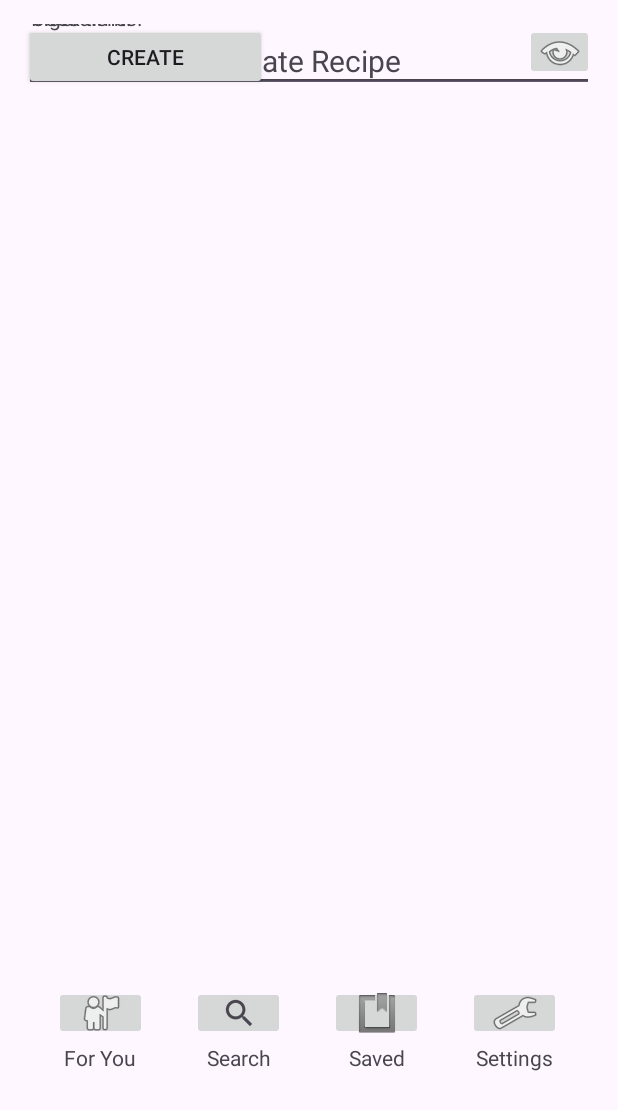
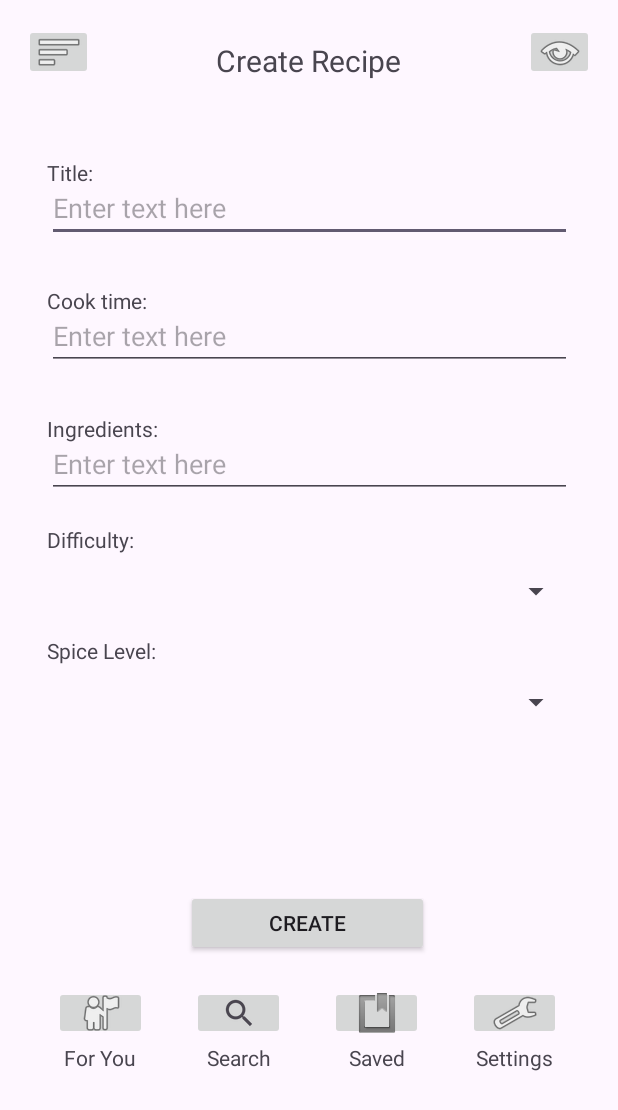
Before and after one commit to matfelhau/Mobilprogrammering2023, an Android app built with Jetpack Compose: the CreateRecipeActivity screen opened directly, with no data from a screen before it, on a phone screen of 412 x 824 dp. Shown: the top 1110 px of the screen. Run offline under Robolectric (Android 15) with nearby library versions, the light colour scheme and no system bars.

Commit message:
Linked all pages to Create Recipe page (hamburger button), and fixed UI of create recipe

```diff
--- a/app/src/main/java/com/example/matapp/SavedActivity.kt
+++ b/app/src/main/java/com/example/matapp/SavedActivity.kt
@@ -45,6 +45,12 @@ class SavedActivity : ComponentActivity() {
             finish()
         }
 
+        binding.imageButtonHamburgerMenu.setOnClickListener {
+            val intent = Intent(this, CreateRecipeActivity::class.java)
+            startActivity(intent)
+            finish()
+        }
+
     }
 
 }
--- a/app/src/main/java/com/example/matapp/SearchActivity.kt
+++ b/app/src/main/java/com/example/matapp/SearchActivity.kt
@@ -10,15 +10,10 @@ import com.example.matapp.ui.theme.MatappTheme
 class SearchActivity : ComponentActivity() {
     override fun onCreate(savedInstanceState: Bundle?) {
         super.onCreate(savedInstanceState)
+        setContentView(R.layout.activity_search)
 
         val binding = ActivitySearchBinding.inflate(layoutInflater)
         setContentView(binding.root)
-
-        binding.imageButtonHamburgerMenu.setOnClickListener {
-            val intent = Intent(this, CreateRecipeActivity::class.java)
-            startActivity(intent)
-            finish()
-        }
 
         binding.imageButtonSearch.setOnClickListener {
             val intent = Intent(this, SearchActivity::class.java)
@@ -43,5 +38,12 @@ class SearchActivity : ComponentActivity() {
             startActivity(intent)
             finish()
         }
+
+        binding.imageButtonHamburgerMenu.setOnClickListener {
+            val intent = Intent(this, CreateRecipeActivity::class.java)
+            startActivity(intent)
+            finish()
+        }
+
     }
 }
--- a/app/src/main/java/com/example/matapp/SettingsActivity.kt
+++ b/app/src/main/java/com/example/matapp/SettingsActivity.kt
@@ -55,5 +55,11 @@ class SettingsActivity : ComponentActivity() {
             finish()
         }
 
+        binding.imageButtonHamburgerMenu.setOnClickListener {
+            val intent = Intent(this, CreateRecipeActivity::class.java)
+            startActivity(intent)
+            finish()
+        }
+
     }
 }
--- a/app/src/main/res/layout/activity_createrecipe.xml
+++ b/app/src/main/res/layout/activity_createrecipe.xml
@@ -122,93 +122,104 @@
 
     <EditText
         android:id="@+id/editTextRecipeTitle"
-        android:layout_width="match_parent"
+        android:layout_width="350dp"
         android:layout_height="wrap_content"
+        android:layout_marginTop="100dp"
         android:hint="Enter text here"
         android:inputType="text"
-        tools:layout_editor_absoluteX="24dp"
-        tools:layout_editor_absoluteY="113dp" />
+        app:layout_constraintEnd_toEndOf="parent"
+        app:layout_constraintStart_toStartOf="parent"
+        app:layout_constraintTop_toTopOf="parent" />
 
     <TextView
         android:id="@+id/textRecipeTitle"
-        android:layout_width="62dp"
-        android:layout_height="23dp"
-        android:layout_marginStart="-375dp"
-        android:layout_marginTop="-60dp"
+        android:layout_width="80dp"
+        android:layout_height="36dp"
+        android:layout_marginStart="-350dp"
+        android:layout_marginTop="-56dp"
         android:text="Title:"
+        app:layout_constraintStart_toEndOf="@id/editTextRecipeTitle"
+        app:layout_constraintTop_toBottomOf="@+id/editTextRecipeTitle" />
+
+    <EditText
+        android:id="@+id/editTextRecipeCookTime"
+        android:layout_width="350dp"
+        android:layout_height="wrap_content"
+        android:layout_marginStart="-350dp"
+        android:layout_marginTop="40dp"
+        android:hint="Enter text here"
+        android:inputType="text"
         app:layout_constraintStart_toEndOf="@id/editTextRecipeTitle"
         app:layout_constraintTop_toBottomOf="@id/editTextRecipeTitle" />
 
-    <EditText
-        android:id="@+id/editTextRecipeCookTime"
-        android:layout_width="match_parent"
-        android:layout_height="wrap_content"
-        android:hint="Enter text here"
-        android:inputType="text"
-        tools:layout_editor_absoluteX="16dp"
-        tools:layout_editor_absoluteY="199dp" />
-
     <TextView
         android:id="@+id/textRecipeCookTime"
-        android:layout_width="70dp"
-        android:layout_height="23dp"
-        android:layout_marginStart="-375dp"
-        android:layout_marginTop="-60dp"
+        android:layout_width="80dp"
+        android:layout_height="36dp"
+        android:layout_marginStart="-350dp"
+        android:layout_marginTop="-56dp"
         android:text="Cook time:"
         app:layout_constraintStart_toEndOf="@id/editTextRecipeCookTime"
         app:layout_constraintTop_toBottomOf="@id/editTextRecipeCookTime" />
 
     <EditText
         android:id="@+id/editTextRecipeIngredients"
-        android:layout_width="match_parent"
+        android:layout_width="350dp"
         android:layout_height="wrap_content"
+        android:layout_marginStart="-350dp"
+        android:layout_marginTop="40dp"
         android:hint="Enter text here"
         android:inputType="text"
-        tools:layout_editor_absoluteX="16dp"
-        tools:layout_editor_absoluteY="284dp" />
+        app:layout_constraintStart_toEndOf="@id/editTextRecipeCookTime"
+        app:layout_constraintTop_toBottomOf="@id/editTextRecipeCookTime" />
 
     <TextView
         android:id="@+id/textRecipeIngredients"
-        android:layout_width="75dp"
-        android:layout_height="23dp"
-        android:layout_marginStart="-375dp"
-        android:layout_marginTop="-60dp"
+        android:layout_width="80dp"
+        android:layout_height="36dp"
+        android:layout_marginStart="-350dp"
+        android:layout_marginTop="-56dp"
         android:text="Ingredients:"
         app:layout_constraintStart_toEndOf="@id/editTextRecipeIngredients"
         app:layout_constraintTop_toBottomOf="@id/editTextRecipeIngredients" />
 
     <Spinner
         android:id="@+id/spinnerRecipeDifficulty"
-        android:layout_width="match_parent"
+        android:layout_width="350dp"
         android:layout_height="wrap_content"
+        android:layout_marginStart="-350dp"
+        android:layout_marginTop="50dp"
         android:spinnerMode="dropdown"
-        tools:layout_editor_absoluteX="21dp"
-        tools:layout_editor_absoluteY="379dp" />
+        app:layout_constraintStart_toEndOf="@id/editTextRecipeIngredients"
+        app:layout_constraintTop_toBottomOf="@id/editTextRecipeIngredients" />
+
 
     <TextView
         android:id="@+id/textRecipeDifficulty"
-        android:layout_width="75dp"
-        android:layout_height="23dp"
-        android:layout_marginStart="-375dp"
-        android:layout_marginTop="-60dp"
+        android:layout_width="80dp"
+        android:layout_height="36dp"
+        android:layout_marginStart="-350dp"
+        android:layout_marginTop="-56dp"
         android:text="Difficulty:"
         app:layout_constraintStart_toEndOf="@id/spinnerRecipeDifficulty"
         app:layout_constraintTop_toBottomOf="@id/spinnerRecipeDifficulty" />
 
     <Spinner
         android:id="@+id/spinnerSpiceLevel"
-        android:layout_width="match_parent"
+        android:layout_width="350dp"
         android:layout_height="wrap_content"
+        android:layout_marginStart="-350dp"
+        android:layout_marginTop="50dp"
         android:spinnerMode="dropdown"
-        tools:layout_editor_absoluteX="21dp"
-        tools:layout_editor_absoluteY="461dp" />
+        app:layout_constraintStart_toEndOf="@id/spinnerRecipeDifficulty"
+        app:layout_constraintTop_toBottomOf="@id/spinnerRecipeDifficulty" />
 
     <TextView
         android:id="@+id/textRecipeSpiceLevel"
-        android:layout_width="75dp"
-        android:layout_height="23dp"
-        android:layout_marginStart="-375dp"
-        android:layout_marginTop="-60dp"
+        android:layout_width="80dp"
+        android:layout_height="36dp"
+        android:layout_marginStart="-350dp"
+        android:layout_marginTop="-56dp"
         android:text="Spice Level:"
         app:layout_constraintStart_toEndOf="@id/spinnerSpiceLevel"
         app:layout_constraintTop_toBottomOf="@id/spinnerSpiceLevel" />
@@ -217,8 +228,10 @@
         android:id="@+id/createRecipeButton"
         android:layout_width="162dp"
         android:layout_height="44dp"
+        android:layout_marginStart="-144dp"
+        android:layout_marginTop="532dp"
         android:text="Create"
-        tools:layout_editor_absoluteX="106dp"
-        tools:layout_editor_absoluteY="562dp" />
+        app:layout_constraintStart_toEndOf="@id/titleForYou"
+        app:layout_constraintTop_toBottomOf="@id/titleForYou" />
 
 </androidx.constraintlayout.widget.ConstraintLayout>
```
